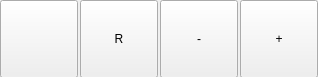
Before: the Qt Designer form src/plugins/render/routing/RoutingWidgetSmall.ui in KDE/marble, drawn with Qt 5.
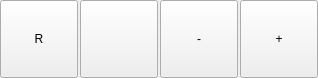
After: the same form once the commit is applied. Icons and pictures are not drawn.

```diff
--- a/src/plugins/render/routing/RoutingWidgetSmall.ui
+++ b/src/plugins/render/routing/RoutingWidgetSmall.ui
@@ -7,7 +7,7 @@
     <x>0</x>
     <y>0</y>
     <width>318</width>
-    <height>77</height>
+    <height>78</height>
    </rect>
   </property>
   <property name="sizePolicy">
@@ -22,7 +22,7 @@
   <widget class="QToolButton" name="routingButton">
    <property name="geometry">
     <rect>
-     <x>80</x>
+     <x>0</x>
      <y>0</y>
      <width>78</width>
      <height>78</height>
@@ -133,7 +133,7 @@
   <widget class="QToolButton" name="gpsButton">
    <property name="geometry">
     <rect>
-     <x>0</x>
+     <x>80</x>
      <y>0</y>
      <width>78</width>
      <height>78</height>
```
